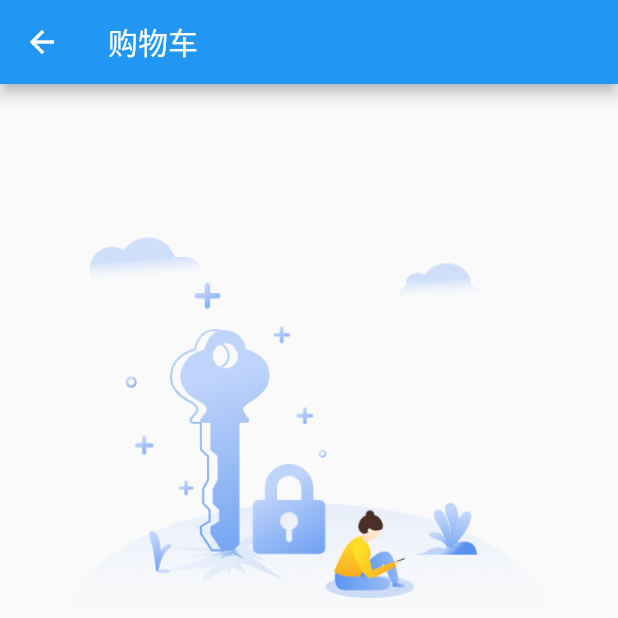
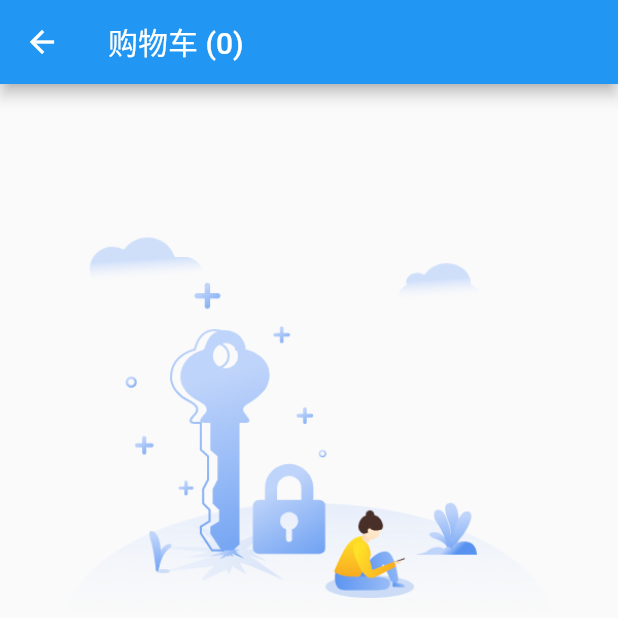
Before and after one commit to zedmyls/flutter_app, a Flutter app: the ShopcartView screen opened by its route, on a phone screen of 412 x 824 dp, the top half of it. Run offline on Flutter 3.47's test engine with Material 2 defaults, Android fonts, the phone set to English and light mode, and no system bars; our stand-ins replace badges, dio, flutter_easyloading, flutter_slidable, get, pull_to_refresh and 1 more; accounts and stored records are empty; network calls fail.

Commit message:
add：购物车标题显示数量

```diff
--- a/lib/app/modules/tabs/shopcart/views/shopcart_view.dart
+++ b/lib/app/modules/tabs/shopcart/views/shopcart_view.dart
@@ -11,7 +11,9 @@ class ShopcartView extends GetView<ShopcartController> {
   Widget build(BuildContext context) {
     return Scaffold(
       appBar: AppBar(
-        title: Text('购物车'),
+        title: Obx(
+          () => Text('购物车 (${controller.totalCount})'),
+        ),
       ),
       body: Obx(
         () => !Get.find<UserController>().isLogin
```
Also changed, not shown: 2 other files.
